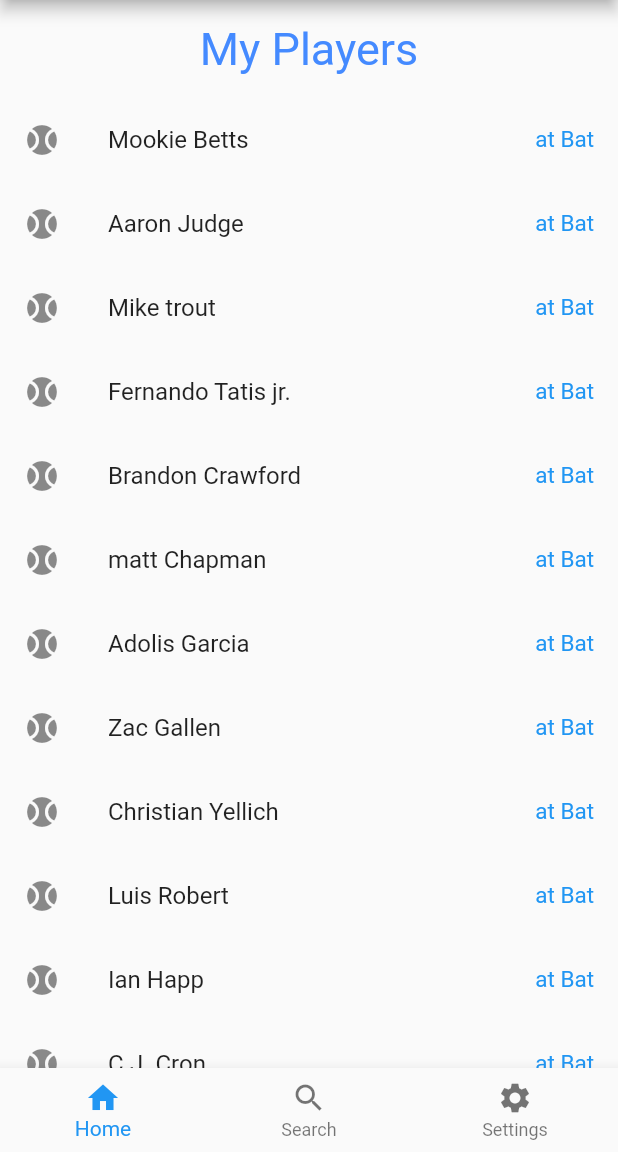
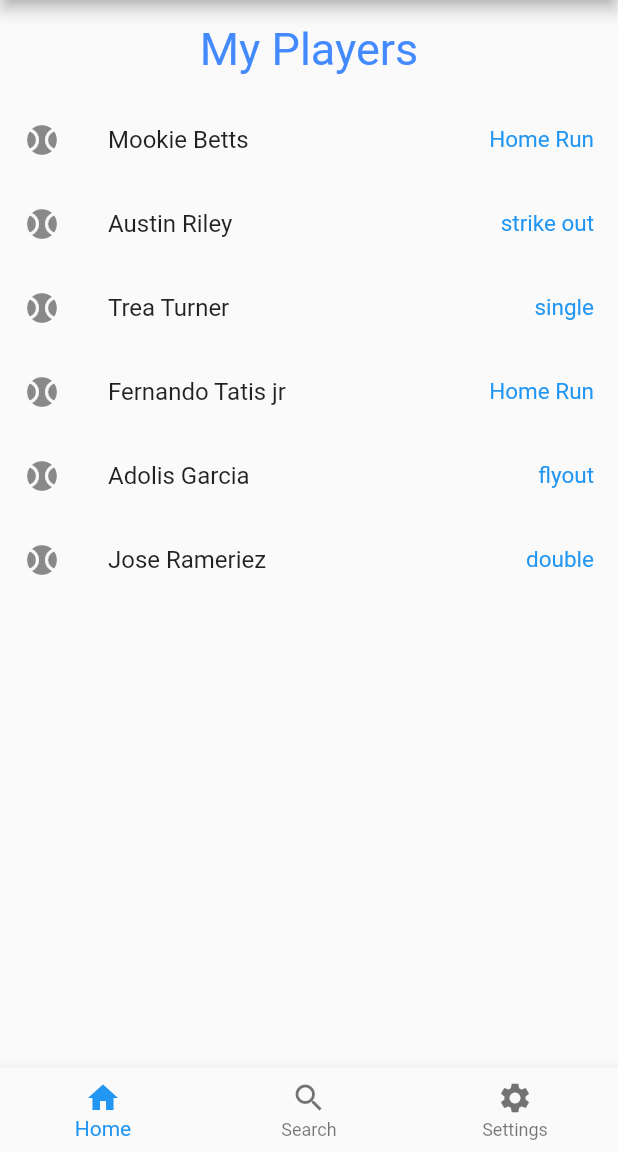
Before and after one commit to mateoavila/QuickStat, a Flutter app: the screen it shows after launch, after a tap on "Login", on a phone screen of 412 x 824 dp, the part 84-1236 px from its top. Run offline on Flutter 3.47's test engine with Material 2 defaults, Android fonts, the phone set to English and light mode, and no system bars; network calls fail.

Commit message:
search kina works

```diff
--- a/lib/main.dart
+++ b/lib/main.dart
@@ -1,3 +1,4 @@
+// @dart=2.9
 import 'login_page.dart';
 import 'package:batterup/signup_page.dart';
 import 'package:batterup/user_view.dart';
--- a/lib/player.dart
+++ b/lib/player.dart
@@ -1,6 +1,6 @@
 class Player {
   String name;
-  String atBat;
+  String pa;
 
-  Player(this.name, this.atBat);
+  Player(this.name, this.pa);
 }
--- a/lib/player_list.dart
+++ b/lib/player_list.dart
@@ -2,51 +2,30 @@ import 'package:flutter/material.dart';
 import 'player.dart';
 
 class PlayerList extends StatelessWidget {
-  //const PlayerList({Key? key}) : super(key: key);
 
-  var mookie = Player('mookie betts', 'Home Run');
+   List<Player> myPlayers = <Player>[
+    Player('Mookie Betts', 'Home Run'),
+    Player('Austin Riley', 'strike out'),
+    Player('Trea Turner', 'single'),
+    Player('Fernando Tatis jr', 'Home Run'),
+    Player('Adolis Garcia', 'flyout'),
+    Player('Jose Rameriez', 'double'),
+  ];
 
-
-  List<String> players = [
-    'Mookie Betts',
-    'Aaron Judge',
-    'Mike trout',
-    'Fernando Tatis jr.',
-    'Brandon Crawford',
-    'matt Chapman',
-    'Adolis Garcia',
-    'Zac Gallen',
-    'Christian Yellich',
-    'Luis Robert',
-    'Ian Happ',
-    'C.J. Cron',
-    'Nick Castiallnos',
-    'Shane Beiber',
-    'Austin Riley',
-    'Randy Arozarano',
-    'Kike Hernandez',
-    'vlad Jr.',
-    'Jose Rameriez',
-    'Bo Bichett',
-    'Trea Turner',
-    'Justin Turner',
-    'Shohe Ohtani',
-    'Jacob Degrom',
-  ];
 
 
   @override
   Widget build(BuildContext context) {
     return Scaffold(
       body: ListView.builder(
-          itemCount: players.length,
+          itemCount: myPlayers.length,
           itemBuilder: (BuildContext context,int index){
             return ListTile(
                 leading: Icon(Icons.sports_baseball),
-                trailing: Text("at Bat",
+                trailing: Text(myPlayers[index].pa,
                   style: TextStyle(
                       color: Colors.blue,fontSize: 15),),
-                title:Text(players[index])
+                title:Text(myPlayers[index].name)
             );
           }
       ),
--- a/lib/search_screen.dart
+++ b/lib/search_screen.dart
@@ -1,6 +1,7 @@
+import 'api_calls/MLBAPI.dart';
 import 'player_list.dart';
 import 'package:flutter/material.dart';
-//import 'package:http/http.dart' as http;
+import 'player.dart';
 
 class MySearchPage extends StatefulWidget {
   const MySearchPage({Key? key, required this.title}) : super(key: key);
@@ -11,24 +12,51 @@ class MySearchPage extends StatefulWidget {
   State<MySearchPage> createState() => SearchScreen();
 }
 
+List<Player> suggestedPlayers = <Player>[
+  Player('Mookie Betts', 'Home Run'),
+  Player('Aaron Judge', 'strike out'),
+  Player('Mike trout', 'Home Run'),
+  Player('Fernando Tatis jr', 'Home Run'),
+  Player('Ronald Acuna jr', 'Home Run'),
+  Player('Shohei Ohatani', 'Home Run'),
+  Player('Vladimir Guerrero Jr', 'Home Run'),
+  Player('JP Crawford', 'Home Run'),
+  Player('Ke Bryan Haze', 'Home Run'),
+  Player('Jazz Chisholm Jr.', 'Home Run'),
+  Player('Ian Happ ', 'Home Run'),
+  Player('Paul Goldshmit ', 'Home Run'),
+  Player('David Peralta ', 'Home Run'),
+  Player('Bo Bichette ', 'Home Run'),
+];
 
-class SearchScreen extends State<MySearchPage>{
+class SearchScreen extends State<MySearchPage> {
+  final myController = TextEditingController();
+  String name = "First name Last name";
+
+
+
+
+  @override
+  void initState() {
+    super.initState();
+  }
 
   @override
   Widget build(BuildContext context) {
-
     return Scaffold(
       appBar: AppBar(
-        title: const Text('Search'),
+        title: Text('Search'),
         automaticallyImplyLeading: false,
       ),
-    body:  Center(
+      body: Center(
         child: Column(
           crossAxisAlignment: CrossAxisAlignment.center,
           mainAxisSize: MainAxisSize.max,
           mainAxisAlignment: MainAxisAlignment.start,
-        children:   <Widget>[
-          SizedBox(height: 20.0,),
+          children: <Widget>[
+            SizedBox(
+              height: 20.0,
+            ),
             // the searchBar
             Form(
               child: Container(
@@ -44,18 +72,40 @@ class SearchScreen extends State<MySearchPage>{
                       suffixIcon: Icon(Icons.search),
                       border: InputBorder.none,
                       contentPadding: EdgeInsets.all(10)),
+                  controller: myController,
                 ),
               ),
             ),
-          SizedBox(height: 20.0,),
+
+            const SizedBox(
+              height: 20.0,
+            ),
             const Text('Suggested Players',
-              style: TextStyle(fontSize: 30, color: Colors.blueAccent)
+                style: TextStyle(fontSize: 30, color: Colors.blueAccent)),
+            const SizedBox(
+              height: 15.0,
             ),
-          SizedBox(height: 15.0,),
             Expanded(
-            child: PlayerList(),
+              child: ListView.builder(
+                  itemCount: 1,
+                  itemBuilder: (context, index) {
+                    return ListTile(
+                        leading: const Icon(Icons.sports_baseball),
+                        trailing: Icon(Icons.add_box_outlined),
+                        title: Text(name));
+                  }),
             )
-        ],),
+          ],
+        ),
+      ),
+      floatingActionButton: FloatingActionButton(
+        onPressed: () async {
+
+          name = await callApi(myController.text);
+          setState(() {});
+        },
+        tooltip: 'Increment',
+        child: const Icon(Icons.add),
       ),
     );
   }
--- a/pubspec.yaml
+++ b/pubspec.yaml
@@ -18,7 +18,7 @@ publish_to: 'none' # Remove this line if you wish to publish to pub.dev
 version: 1.0.0+1
 
 environment:
-  sdk: '>=2.12.0 <3.0.0'
+  sdk: ">=2.12.0 <3.0.0"
 
 # Dependencies specify other packages that your package needs in order to work.
 # To automatically upgrade your package dependencies to the latest versions
@@ -30,6 +30,7 @@ dependencies:
   flutter:
     sdk: flutter
   #http: ^0.12.0+1
+  http: '0.11.3+17'
 
 
   # The following adds the Cupertino Icons font to your application.
```
Also changed, not shown: lib/api_calls/MLBAPI.dart (added, +25 -0 lines), lib/api_calls/name_api.dart (added, +18 -0 lines), lib/api_calls/queryResults_api.dart (added, +18 -0 lines), lib/api_calls/row_api.dart (added, +20 -0 lines), lib/api_calls/searchall_api.dart (added, +17 -0 lines), pubspec.lock, 1 other file. Lines whose indentation alone changed are shown as unchanged.
